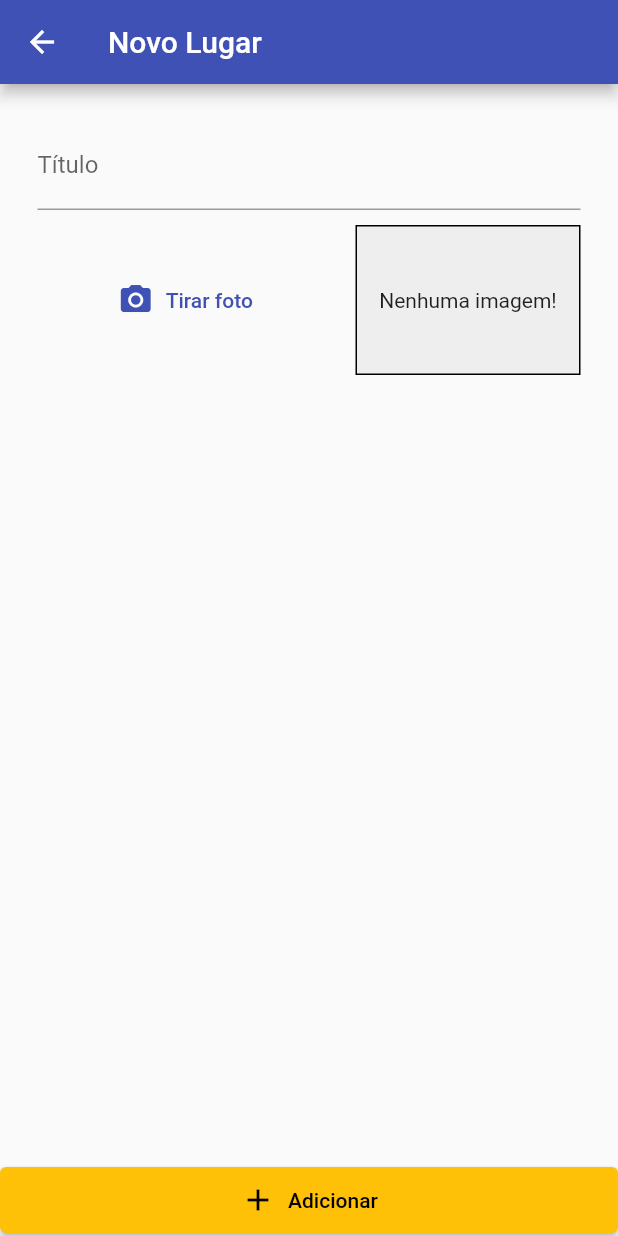
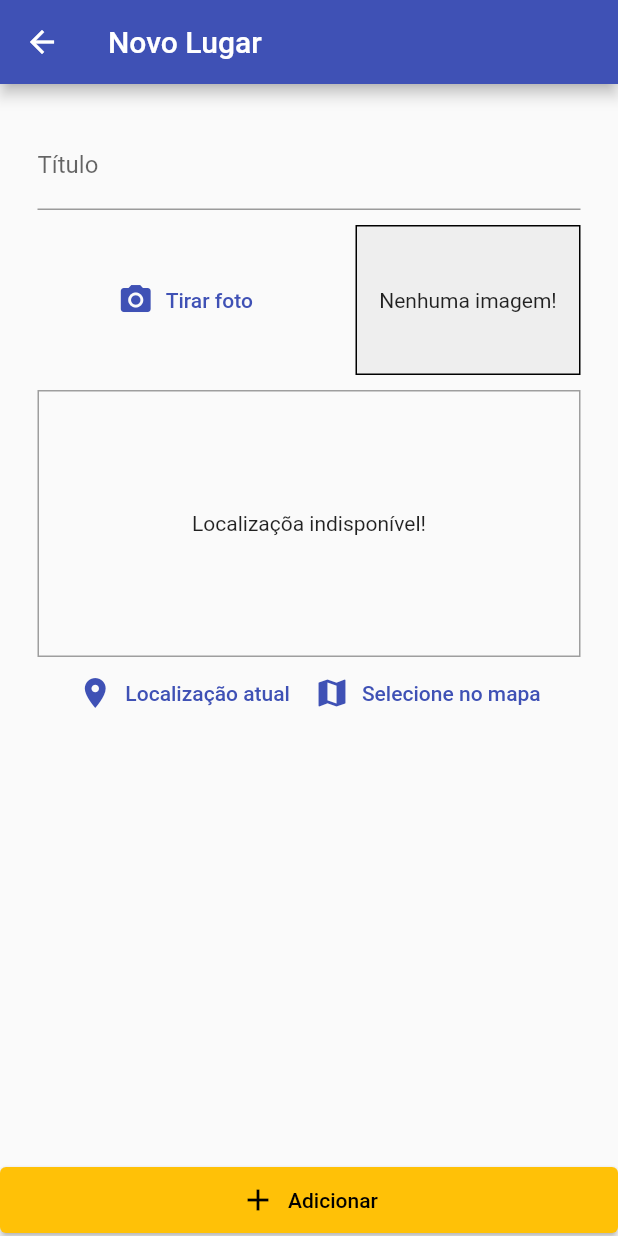
Before and after one commit to rsjulie/great_places, a Flutter app: the screen it shows after launch, after a tap on the "add" icon, on a phone screen of 412 x 824 dp. Run offline on Flutter 3.47's test engine with Material 2 defaults, Android fonts, the phone set to English and light mode, and no system bars; our stand-ins replace image_picker, location, sqflite; accounts and stored records are empty.

Commit message:
Location with Google API

```diff
--- a/lib/models/place.dart
+++ b/lib/models/place.dart
@@ -3,12 +3,12 @@ import 'dart:io';
 class PlaceLocation {
   double latitud;
   double longitud;
-  final String? address;
+  final String address;
 
   PlaceLocation({
     required this.latitud,
     required this.longitud,
-    this.address,
+    this.address = '',
   });
 }
 
--- a/lib/screens/place_form_screen.dart
+++ b/lib/screens/place_form_screen.dart
@@ -3,6 +3,7 @@ import 'dart:io';
 import 'package:flutter/material.dart';
 import 'package:great_places/providers/great_places.dart';
 import 'package:great_places/widgets/image_input.dart';
+import 'package:great_places/widgets/location_input.dart';
 import 'package:provider/provider.dart';
 
 class PlaceFormScreen extends StatefulWidget {
@@ -45,10 +46,10 @@ class _PlaceFormScreenState extends State<PlaceFormScreen> {
                     controller: _titleController,
                     decoration: InputDecoration(labelText: 'Título'),
                   ),
-                  SizedBox(
-                    height: 10,
-                  ),
+                  SizedBox(height: 10),
                   ImageInput(this._selectImage),
+                  SizedBox(height: 10),
+                  LocationInput(),
                 ],
               ),
             ),
--- a/lib/screens/places_list_screen.dart
+++ b/lib/screens/places_list_screen.dart
@@ -1,5 +1,7 @@
 import 'package:flutter/material.dart';
+import 'package:great_places/providers/great_places.dart';
 import 'package:great_places/utils/app_routes.dart';
+import 'package:provider/provider.dart';
 
 class PlacesListScreen extends StatelessWidget {
   @override
@@ -15,7 +17,32 @@ class PlacesListScreen extends StatelessWidget {
                 icon: Icon(Icons.add))
           ],
         ),
-      body: Center(child: CircularProgressIndicator()),
-    );
+        body: FutureBuilder(
+          future: Provider.of<GreatPlaces>(context, listen: false).loadPlaces(),
+          builder: (ctx, snapshot) => snapshot.connectionState ==
+                  ConnectionState.waiting
+              ? Center(
+                  child: CircularProgressIndicator(),
+                )
+              : Consumer<GreatPlaces>(
+                  child: Center(
+                    child: Text('Nenhum local cadastrado!'),
+                  ),
+                  builder: (context, greatPlaces, child) =>
+                      greatPlaces.itemsCount == 0
+                          ? child!
+                          : ListView.builder(
+                              itemCount: greatPlaces.itemsCount,
+                              itemBuilder: (context, i) => ListTile(
+                                leading: CircleAvatar(
+                                  backgroundImage: FileImage(
+                                      greatPlaces.itemByIndex(i).image),
+                                ),
+                                title: Text(greatPlaces.itemByIndex(i).title),
+                                onTap: () {},
+                              ),
+                            ),
+                ),
+        ));
   }
 }
--- /dev/null
+++ b/lib/utils/location_util.dart
@@ -0,0 +1,8 @@
+const GOOGLE_API_KEY = 'AIzaSyBI6QMEKU6jxG2tyji1mqt8J2rylGJ0GtY';
+
+class LocationUtil {
+  static String generateLocationPreview({double? latitud, double? longitud}) {
+    // return 'https://maps.googleapis.com/maps/api/staticmap?center=Brooklyn+Bridge,New+York,NY&zoom=13&size=600x300&maptype=roadmap&markers=color:blue%7Clabel:S%7C40.702147,-74.015794&markers=color:green%7Clabel:G%7C40.711614,-74.012318&markers=color:red%7Clabel:C%7C40.718217,-73.998284&key=AIzaSyBI6QMEKU6jxG2tyji1mqt8J2rylGJ0GtY';
+    return 'https://maps.googleapis.com/maps/api/staticmap?center=$latitud,$longitud&zoom=13&size=600x300&maptype=roadmap&markers=color:red%7Clabel:A%7C$latitud,$longitud&key=$GOOGLE_API_KEY';
+  }
+}
--- /dev/null
+++ b/lib/widgets/location_input.dart
@@ -0,0 +1,60 @@
+import 'package:flutter/material.dart';
+import 'package:great_places/utils/location_util.dart';
+import 'package:location/location.dart';
+
+class LocationInput extends StatefulWidget {
+  @override
+  State<LocationInput> createState() => _LocationInputState();
+}
+
+class _LocationInputState extends State<LocationInput> {
+  String? _previewImageUrl;
+
+  Future<void> _getCurrentLocation() async {
+    final locData = await Location().getLocation();
+    final staticMapImageUrl = LocationUtil.generateLocationPreview(
+        latitud: locData.latitude, longitud: locData.longitude);
+
+    setState(() {
+      _previewImageUrl = staticMapImageUrl;
+    });
+  }
+
+  @override
+  Widget build(BuildContext context) {
+    return Column(
+      children: [
+        Container(
+          height: 178,
+          width: double.infinity,
+          alignment: Alignment.center,
+          decoration: BoxDecoration(
+            border: Border.all(width: 1, color: Colors.grey),
+          ),
+          child: _previewImageUrl == null
+              ? Text('Localizaçõa indisponível!')
+              : Image.network(
+                  _previewImageUrl!,
+                  fit: BoxFit.cover,
+                  width: double.infinity,
+                ),
+        ),
+        Row(
+          mainAxisAlignment: MainAxisAlignment.center,
+          children: [
+            TextButton.icon(
+              icon: Icon(Icons.location_on),
+              label: Text('Localização atual'),
+              onPressed: _getCurrentLocation,
+            ),
+            TextButton.icon(
+              icon: Icon(Icons.map),
+              label: Text('Selecione no mapa'),
+              onPressed: () {},
+            ),
+          ],
+        )
+      ],
+    );
+  }
+}
--- a/pubspec.yaml
+++ b/pubspec.yaml
@@ -34,6 +34,7 @@ dependencies:
   path_provider: ^2.0.9
   path: 1.8.0
   sqflite: ^2.0.2
+  location: ^4.3.0
 
 
   # The following adds the Cupertino Icons font to your application.
```
Lines whose indentation alone changed are shown as unchanged.
